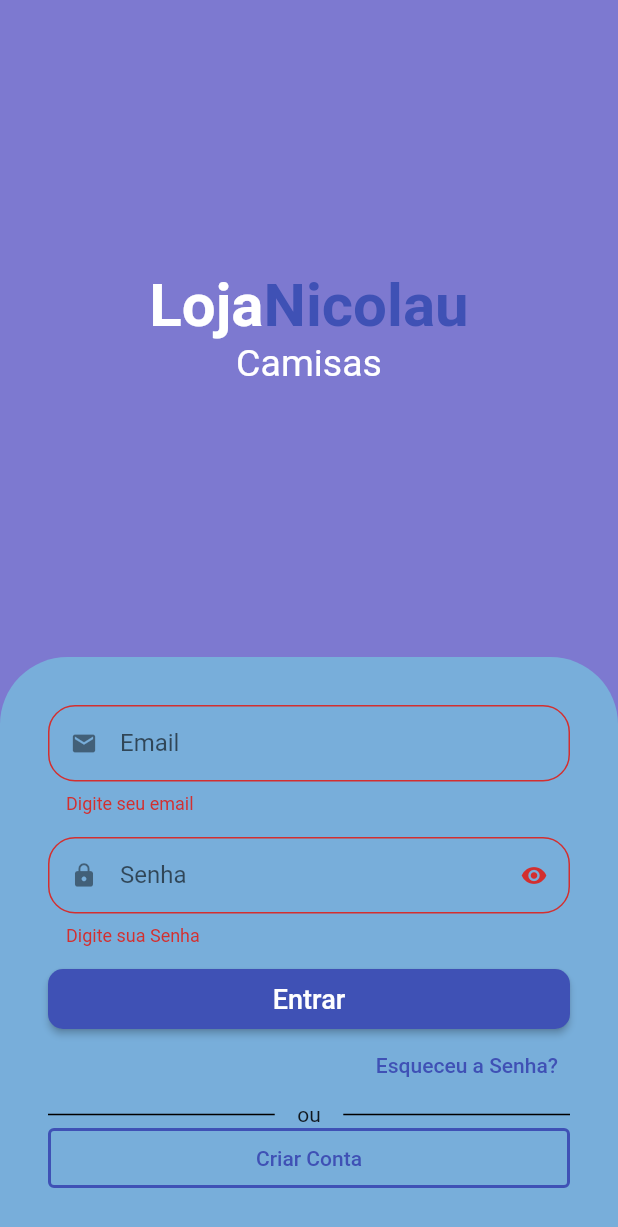
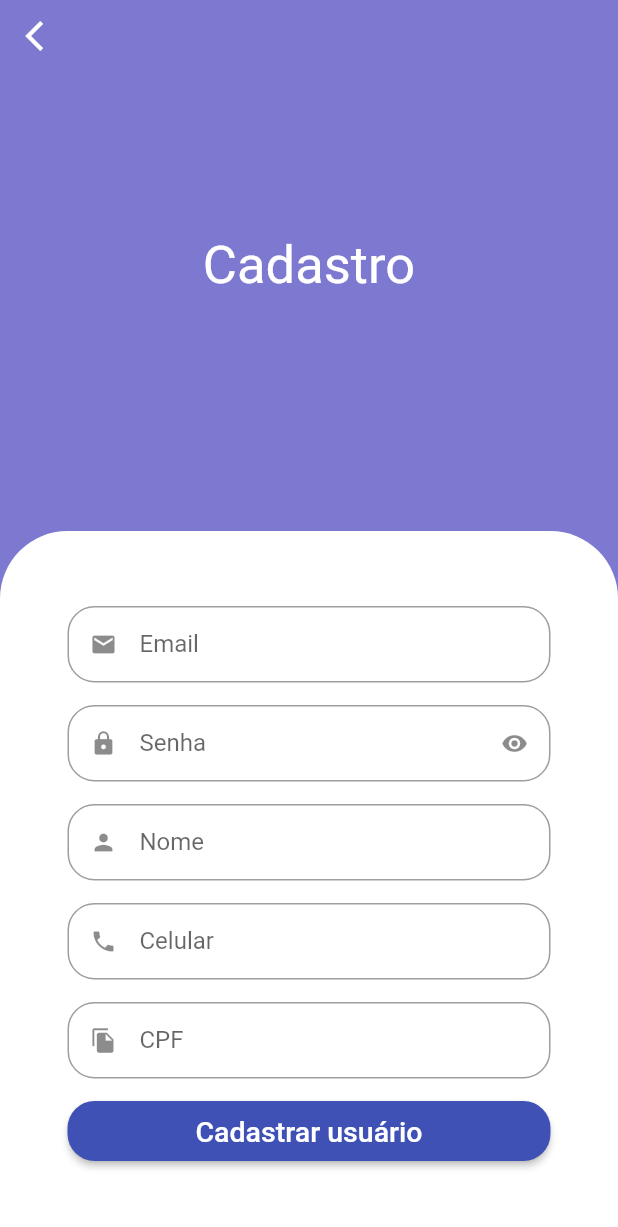
Before and after one commit to Estevao-Nicolau/LojaVirtual, a Flutter app: the screen it shows after launch, after a tap on "Criar Conta", on a phone screen of 412 x 824 dp. Shown: the top 1227 px of the screen. Run offline on Flutter 3.47's test engine with Material 2 defaults, Android fonts, the phone set to English and light mode, and no system bars; drawn by our look-alikes of animated_text_kit; our stand-ins replace firebase_core, mask_text_input_formatter; accounts and stored records are empty.

Commit message:
:hammer:sign-in-sreen

```diff
--- a/lib/main.dart
+++ b/lib/main.dart
@@ -3,7 +3,7 @@
 import 'package:firebase_core/firebase_core.dart';
 import 'package:flutter/material.dart';
 import 'package:lojavirtual/firebase_options.dart';
-import 'package:lojavirtual/src/screen/sign_in_screen.dart';
+import 'package:lojavirtual/src/auth/sign_in_screen.dart';
 
 void main() async {
   WidgetsFlutterBinding.ensureInitialized();
@@ -25,12 +25,11 @@ class MyApp extends StatelessWidget {
       theme: ThemeData(
         colorScheme: ColorScheme.fromSwatch(
           primarySwatch: Colors.indigo,
-        ).copyWith(secondary: const Color(0xff7d7543d8)),
+        ),
         appBarTheme: const AppBarTheme(
-          elevation: 0,
+          elevation: 1,
         ),
         visualDensity: VisualDensity.adaptivePlatformDensity,
-        scaffoldBackgroundColor: const Color(0xFF7D79D0),
       ),
       home: LoginScreen(),
     );
--- a/lib/src/auth/components/custom_text_form_field.dart
+++ b/lib/src/auth/components/custom_text_form_field.dart
@@ -1,4 +1,5 @@
 import 'package:flutter/material.dart';
+import 'package:flutter/services.dart';
 
 class CustomFormTextField extends StatefulWidget {
   const CustomFormTextField({
@@ -6,20 +7,22 @@ class CustomFormTextField extends StatefulWidget {
     required this.icon,
     required this.label,
     required this.keyType,
-    required this.controller,
+    this.inputFormatters,
+    // required this.controller,
 
     this.isDense,
     this.isSecret = false,
-    required this.validator,
+    // required this.validator,
   }) : super(key: key);
 
   final IconData icon;
   final String label;
-  final String? Function(String?) validator;
+  // final String? Function(String?) validator;
   final bool isSecret;
   final TextInputType keyType;
   final bool? isDense;
-  final TextEditingController? controller;
+  final List<TextInputFormatter>? inputFormatters;
+  // final TextEditingController? controller;
 
 
   @override
@@ -40,9 +43,10 @@ class _CustomFormTextFieldState extends State<CustomFormTextField> {
     return Padding(
       padding: const EdgeInsets.only(bottom: 15),
       child: TextFormField(
-        controller: widget.controller,
+        inputFormatters: widget.inputFormatters,
+        // controller: widget.controller,
         obscureText: isObscure,
-        validator: widget.validator,
+        // validator: widget.validator,
         decoration: InputDecoration(
           suffixIcon: widget.isSecret
               ? IconButton(
--- a/lib/src/screen/sign_in_screen.dart
+++ b/lib/src/auth/sign_in_screen.dart
@@ -1,6 +1,7 @@
 import 'package:animated_text_kit/animated_text_kit.dart';
 import 'package:flutter/material.dart';
 import 'package:lojavirtual/src/auth/components/custom_text_form_field.dart';
+import 'package:lojavirtual/src/auth/sign_up_sreen.dart';
 import 'package:lojavirtual/src/config/theme_colors.dart';
 
 class LoginScreen extends StatefulWidget {
@@ -30,7 +31,7 @@ class _LoginScreenState extends State<LoginScreen> {
                 child: Column(
                   mainAxisAlignment: MainAxisAlignment.center,
                   children: <Widget>[
-                     Text.rich(
+                    Text.rich(
                       TextSpan(
                         style: TextStyle(
                           fontSize: 40,
@@ -85,7 +86,7 @@ class _LoginScreenState extends State<LoginScreen> {
                     horizontal: 32,
                     vertical: 32,
                   ),
-                  decoration:  BoxDecoration(
+                  decoration: BoxDecoration(
                     color: CustomColors.customContrastColor2,
                     borderRadius: BorderRadius.vertical(
                       top: Radius.circular(45),
@@ -99,30 +100,31 @@ class _LoginScreenState extends State<LoginScreen> {
                         // Email
                         CustomFormTextField(
                           icon: Icons.email,
-                          controller: emailController,
+                          // controller: emailController,
                           label: "Email",
                           isDense: true,
                           keyType: TextInputType.emailAddress,
-                          validator: (email) {
-                            if (email == null || email.isEmpty)
-                              return 'Digite seu email';
-                          },
+                          // validator: (email) {
+                          //   if (email == null || email.isEmpty)
+                          //     return 'Digite seu email';
+                          //   return null;
+                          // },
                         ),
                         // Senha
                         CustomFormTextField(
                           icon: Icons.lock,
-                          controller: passController,
+                          // controller: passController,
                           label: "Senha",
-                          isDense: true,
+                          isDense: false,
                           isSecret: true,
                           keyType: TextInputType.visiblePassword,
-                          validator: (password) {
-                            if (password == null || password.isEmpty)
-                              return 'Digite sua Senha';
-                            if (password.length < 5)
-                              return 'Digite uma senha com pelo menos 7 caracteres';
-                            return null;
-                          },
+                          // validator: (password) {
+                          //   if (password == null || password.isEmpty)
+                          //     return 'Digite sua Senha';
+                          //   if (password.length < 5)
+                          //     return 'Digite uma senha com pelo menos 7 caracteres';
+                          //   return null;
+                          // },
                         ),
                         // Botão de Entrar
                         SizedBox(
@@ -133,7 +135,9 @@ class _LoginScreenState extends State<LoginScreen> {
                                 borderRadius: BorderRadius.circular(10),
                               ),
                             ),
-                            onPressed: () {},
+                            onPressed: () {
+
+                            },
                             child: const Text(
                               'Entrar',
                               style: TextStyle(fontSize: 18),
@@ -141,13 +145,14 @@ class _LoginScreenState extends State<LoginScreen> {
                           ),
                         ),
                         // Esqueceu a Senha
-                         Align(
+                        Align(
                           alignment: Alignment.bottomRight,
                           child: TextButton(
                             onPressed: null,
                             child: Text(
                               'Esqueceu a Senha?',
-                              style: TextStyle(color: CustomColors.customContrastColorLogo),
+                              style: TextStyle(
+                                  color: CustomColors.customContrastColorLogo),
                             ),
                           ),
                         ),
@@ -179,7 +184,13 @@ class _LoginScreenState extends State<LoginScreen> {
                         SizedBox(
                           height: 40,
                           child: OutlinedButton(
-                            onPressed: () {},
+                            onPressed: () {
+                              Navigator.of(context).push(
+                                MaterialPageRoute(builder: (c) {
+                                  return SignUpScreen();
+                                }),
+                              );
+                            },
                             style: OutlinedButton.styleFrom(
                               side: BorderSide(
                                 width: 2,
--- a/lib/src/auth/sign_up_sreen.dart
+++ b/lib/src/auth/sign_up_sreen.dart
@@ -0,0 +1,135 @@
+import 'package:flutter/material.dart';
+import 'package:lojavirtual/src/auth/components/custom_text_form_field.dart';
+import 'package:lojavirtual/src/config/theme_colors.dart';
+import 'package:mask_text_input_formatter/mask_text_input_formatter.dart';
+
+class SignUpScreen extends StatelessWidget {
+  SignUpScreen({Key? key}) : super(key: key);
+
+  final cpfFormatter = MaskTextInputFormatter(
+    mask: '###.###.###-##',
+    filter: {'#': RegExp(r'[0-9]')},
+  );
+  final phoneFormatter = MaskTextInputFormatter(
+    mask: '## # ####-####',
+    filter: {'#': RegExp(r'[0-9]')},
+  );
+
+  @override
+  Widget build(BuildContext context) {
+    final size = MediaQuery.of(context).size;
+    return Scaffold(
+      backgroundColor: CustomColors.customSwathColor,
+      body: SingleChildScrollView(
+        child: SizedBox(
+          height: size.height,
+          width: size.width,
+          child: Stack(
+            children: [
+              Column(
+                children: [
+                  Expanded(
+                    child: Center(
+                      child: Text(
+                        'Cadastro',
+                        style: TextStyle(
+                          color: Colors.white,
+                          fontSize: 35,
+                        ),
+                      ),
+                    ),
+                  ),
+                  // Formulario
+                  Container(
+                    padding: const EdgeInsets.symmetric(
+                      horizontal: 45,
+                      vertical: 50,
+                    ),
+                    decoration: const BoxDecoration(
+                      color: Colors.white,
+                      borderRadius: BorderRadius.vertical(
+                        top: Radius.circular(45),
+                      ),
+                    ),
+                    child: Column(
+                      crossAxisAlignment: CrossAxisAlignment.stretch,
+                      children: [
+                        // Email
+                        CustomFormTextField(
+                          icon: Icons.email,
+                          label: "Email",
+                          isDense: true,
+                          keyType: TextInputType.emailAddress,
+                        ),
+                        // Senha
+                        CustomFormTextField(
+                          icon: Icons.lock,
+                          label: "Senha",
+                          isDense: false,
+                          isSecret: true,
+                          keyType: TextInputType.visiblePassword,
+                        ),
+                        // Nome
+                        CustomFormTextField(
+                          icon: Icons.person,
+                          label: "Nome",
+                          isDense: true,
+                          keyType: TextInputType.name,
+                        ),
+                        // Celular
+                        CustomFormTextField(
+                          icon: Icons.phone,
+                          label: "Celular",
+                          inputFormatters: [phoneFormatter],
+                          isDense: true,
+                          keyType: TextInputType.phone,
+                        ),
+                        // CPF
+                        CustomFormTextField(
+                          icon: Icons.file_copy,
+                          label: "CPF",
+                          inputFormatters: [cpfFormatter],
+                          isDense: true,
+                          keyType: TextInputType.number,
+                        ),
+                        // Botão Cadastrar Usuário
+                        SizedBox(
+                          height: 40,
+                          child: ElevatedButton(
+                            style: ElevatedButton.styleFrom(
+                                shape: RoundedRectangleBorder(
+                                    borderRadius: BorderRadius.circular(18))),
+                            onPressed: () {},
+                            child: Text(
+                              'Cadastrar usuário',
+                              style: TextStyle(fontSize: 19),
+                            ),
+                          ),
+                        ),
+                      ],
+                    ),
+                  ),
+                ],
+              ),
+              // Voltar
+              Positioned(
+                left: 5,
+                child: SafeArea(
+                  child: IconButton(
+                    onPressed: () {
+                      Navigator.of(context).pop();
+                    },
+                    icon: Icon(
+                      Icons.arrow_back_ios,
+                      color: Colors.white,
+                    ),
+                  ),
+                ),
+              ),
+            ],
+          ),
+        ),
+      ),
+    );
+  }
+}
--- a/lib/src/screen/screen.dart
+++ /dev/null
@@ -1,10 +0,0 @@
-import 'package:flutter/material.dart';
-
-class Screen extends StatelessWidget {
-  final PageController pageController = PageController();
-
-  @override
-  Widget build(BuildContext context) {
-    return Text('Fazer');
-  }
-}
--- a/pubspec.yaml
+++ b/pubspec.yaml
@@ -30,6 +30,7 @@ dependencies:
   flutter:
     sdk: flutter
   provider: ^6.0.3
+  mask_text_input_formatter: ^2.3.0
   firebase_core: ^1.20.0
   firebase_auth: ^3.5.0
   cloud_firestore: ^3.4.0
```
Also changed, not shown: pubspec.lock, 1 other file.
